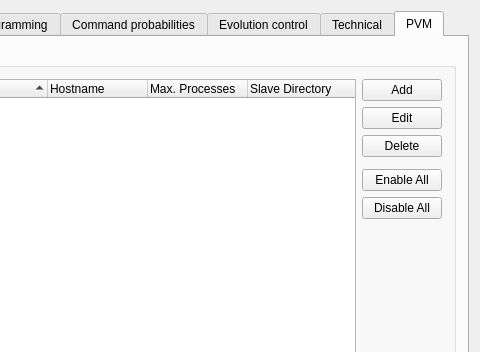
This is x/kdesigelSources.1.3/kdesigel/kdesigel/ui/SIGEL_MasterUI/SIG_GPParameterBase.ui in jayMcBee/sigel-evolutionary-walking-robots as Qt 5 draws it before an edit; both pictures show x 91 to 571 and y 0 to 352 of the 571 by 574 pixel window. The edited form follows.
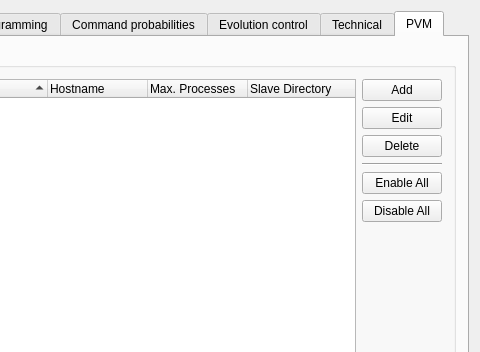
This is the edited form. The open tabs and pages were chosen to show the change. Icons and pictures are not drawn.

The edit to the form file:
```diff
--- a/x/kdesigelSources.1.3/kdesigel/kdesigel/ui/SIGEL_MasterUI/SIG_GPParameterBase.ui
+++ b/x/kdesigelSources.1.3/kdesigel/kdesigel/ui/SIGEL_MasterUI/SIG_GPParameterBase.ui
@@ -1971,7 +1971,11 @@
                           </widget>
                         </item>
                         <item>
-                          <widget class="Line" name="Line2"/>
+                          <widget class="Line" name="Line2">
+                            <property name="orientation">
+                              <enum>Qt::Horizontal</enum>
+                            </property>
+                          </widget>
                         </item>
                         <item>
                           <widget class="QPushButton" name="pushbuttonEnableAll">
```
